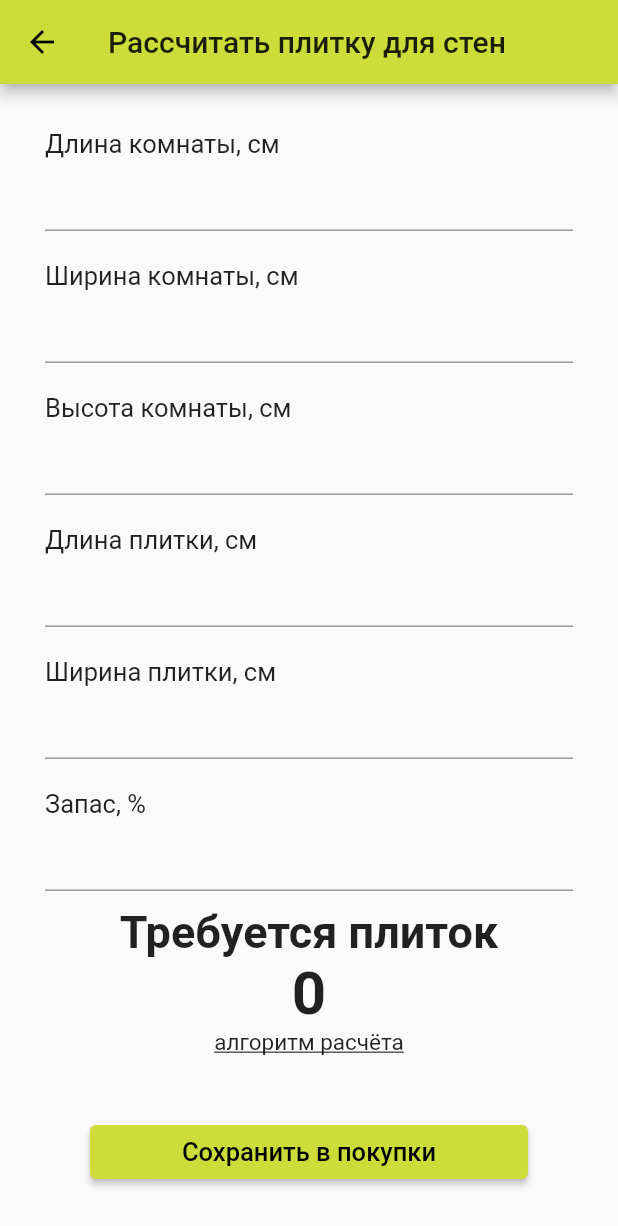
After one commit to tresbon/repair_calculator, a Flutter app: the screen it shows after launch, after a tap on "Плитка для стен", on a phone screen of 412 x 824 dp. The commit adds this screen. Shown: the top 1226 px of the screen. Run offline on Flutter 3.47's test engine with Material 2 defaults, Android fonts, the phone set to English and light mode, and no system bars; our stand-ins replace sqflite; accounts and stored records are empty.

Commit message:
Added walls tile calculator

```diff
--- a/lib/calculators/floor_tile.dart
+++ b/lib/calculators/floor_tile.dart
@@ -73,8 +73,8 @@ class _FloorTileState extends State<FloorTile> {
                 keyboardType: TextInputType.number,
                 onChanged: (value) {
                   setState(
-                        () {
-                          _tileWidth = int.parse(value);
+                    () {
+                      _tileWidth = int.parse(value);
                     },
                   );
                 })),
@@ -86,8 +86,8 @@ class _FloorTileState extends State<FloorTile> {
                 keyboardType: TextInputType.number,
                 onChanged: (value) {
                   setState(
-                        () {
-                          _reserve = int.parse(value);
+                    () {
+                      _reserve = int.parse(value);
                     },
                   );
                 })),
@@ -103,7 +103,8 @@ class _FloorTileState extends State<FloorTile> {
           """,
         ),
         AddToPurchasesButton(
-          type: "${conjugateNumber(_neededTiles().ceil(), "Плитка", "Плитки", "Плиток")} для пола",
+          type:
+              "${conjugateNumber(_neededTiles().ceil(), "Плитка", "Плитки", "Плиток")} для пола ${(_floorSquare()/100).ceil()} м^2",
           quantity: _neededTiles().ceil(),
         ),
       ],
--- a/lib/calculators/wallpapers.dart
+++ b/lib/calculators/wallpapers.dart
@@ -146,7 +146,7 @@ class _WallpapersState extends State<Wallpapers> {
         """,
       ),
       AddToPurchasesButton(
-        type: "${conjugateNumber(neededRolls(), "Рулон", "Рулона", "Рулонов")} обоев",
+        type: "${conjugateNumber(neededRolls(), "Рулон", "Рулона", "Рулонов")} обоев ${(wallsLength() / 100 * _height / 100).ceil()} м^2",
         quantity: neededRolls(),
       )
     ]);
--- /dev/null
+++ b/lib/calculators/walls_tile.dart
@@ -0,0 +1,121 @@
+import 'package:flutter/material.dart';
+import 'package:flutter/services.dart';
+import '../ui/calculator_fields.dart';
+
+class WallsTile extends StatefulWidget {
+  @override
+  _WallsTilesState createState() => _WallsTilesState();
+}
+
+class _WallsTilesState extends State<WallsTile> {
+  int _width = 0;
+  int _length = 0;
+  int _height = 0;
+  int _tileWidth = 0;
+  int _tileLength = 0;
+  int _reserve = 0;
+
+  int wallsLength() => 2 * (_width + _length);
+
+  int ceilSquare() => _tileLength * _tileWidth;
+
+  int neededTiles() => ceilSquare() > 0
+      ? (((100 + _reserve)/100) * wallsLength() * _height / ceilSquare()).ceil()
+      : 0;
+
+  @override
+  Widget build(BuildContext context) {
+    return ListView(shrinkWrap: true, children: [
+      CalculatorField(
+          header: "Длина комнаты, см",
+          child: CalculatorInput(
+            pattern: RegExp(r"\d"),
+            maxLength: 4,
+            keyboardType: TextInputType.number,
+            onChanged: (s)  {
+              setState(() {
+                _length = int.tryParse(s) ?? 0;
+              });
+              print(_tileWidth);
+              print(_tileLength);
+            },
+          )),
+      CalculatorField(
+          header: "Ширина комнаты, см",
+          child: CalculatorInput(
+            pattern: RegExp(r"\d"),
+            maxLength: 4,
+            keyboardType: TextInputType.number,
+            onChanged: (s) => {
+              setState(() {
+                _width = int.tryParse(s) ?? 0;
+              })
+            },
+          )),
+      CalculatorField(
+          header: "Высота комнаты, см",
+          child: CalculatorInput(
+            pattern: RegExp(r"\d"),
+            maxLength: 3,
+            keyboardType: TextInputType.number,
+            onChanged: (s) => {
+              setState(() {
+                _height = int.tryParse(s) ?? 0;
+              })
+            },
+          )),
+      CalculatorField(
+          header: "Длина плитки, см",
+          child: CalculatorInput(
+            pattern: RegExp(r"\d"),
+            maxLength: 3,
+            keyboardType: TextInputType.number,
+            onChanged: (s) => {
+              setState(() {
+                _tileLength = int.tryParse(s) ?? 0;
+              })
+            },
+          )),
+      CalculatorField(
+          header: "Ширина плитки, см",
+          child: CalculatorInput(
+            pattern: RegExp(r"\d"),
+            maxLength: 3,
+            keyboardType: TextInputType.number,
+            onChanged: (s) => {
+              setState(() {
+                _tileWidth = int.tryParse(s) ?? 0;
+              })
+            },
+          )),
+      CalculatorField(
+          header: "Запас, %",
+          child: CalculatorInput(
+            pattern: RegExp(r"\d"),
+            maxLength: 2,
+            keyboardType: TextInputType.number,
+            onChanged: (s) => {
+              setState(() {
+                _reserve = int.tryParse(s) ?? 0;
+              })
+            },
+          )),
+      CalculatorResult(
+        header: "Требуется плиток",
+        result: neededTiles().toString(),
+      ),
+      HowCounted(
+        countExplanation: """
+        Периметр умножается на высоту стен
+        Площадь стен делится на площадь одной плитки
+        По умолчанию запас равен нулю
+        """,
+      ),
+      AddToPurchasesButton(
+        type:
+            "${conjugateNumber(neededTiles(), "Плитка", "Плитки", "Плиток")} ${(wallsLength() / 100 * _height / 100).ceil()} м^2",
+        quantity: neededTiles(),
+      )
+    ]);
+  }
+}
--- a/lib/ui/main_scaffold.dart
+++ b/lib/ui/main_scaffold.dart
@@ -1,6 +1,7 @@
 import 'package:flutter/material.dart';
 import 'package:repair_calculator/calculators/floor_tile.dart';
 import '../calculators/wallpapers.dart';
+import '../calculators/walls_tile.dart';
 import 'calculator.dart';
 import '../ui/purchases_list.dart';
 
@@ -39,6 +40,17 @@ class MainScaffold extends StatelessWidget {
                 child: Text("Плитка для пола")),
             ElevatedButton(
                 onPressed: () {
+                  Navigator.push(
+                      context,
+                      MaterialPageRoute(
+                          builder: (context) => RepairCalculator(
+                            title: 'Рассчитать плитку для стен',
+                            child: WallsTile(),
+                          )));
+                },
+                child: Text("Плитка для стен")),
+            ElevatedButton(
+                onPressed: () {
                   Navigator.push(context,
                       MaterialPageRoute(builder: (context) => PurchasesList()));
                 },
```
